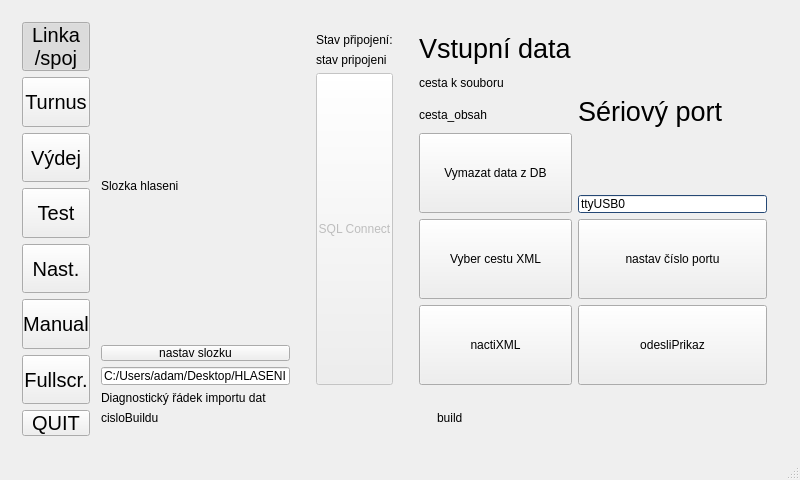
Before: the Qt Designer form mainwindow.ui in frutabruta/VDV301tester, drawn with Qt 5.
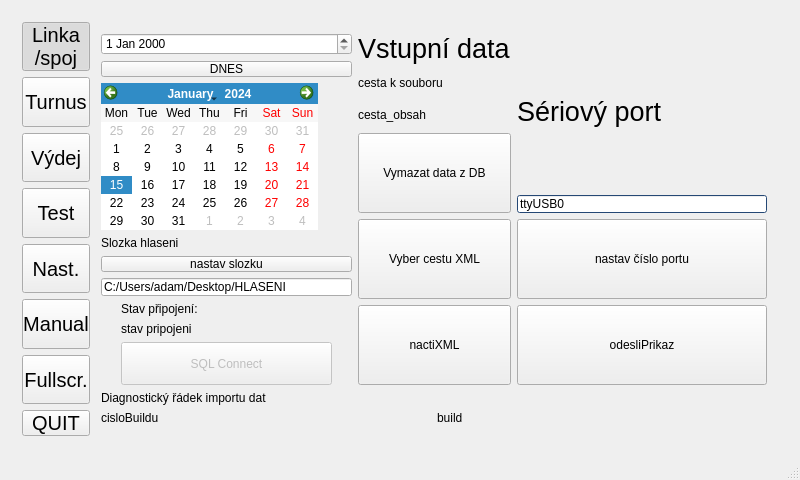
After: the same form once the commit is applied. The open tabs and pages were chosen to show the change.

The edit to the form file:
```diff
--- a/mainwindow.ui
+++ b/mainwindow.ui
@@ -1851,6 +1851,57 @@
                  <layout class="QHBoxLayout" name="horizontalLayout_6">
                   <item>
                    <layout class="QVBoxLayout" name="verticalLayout_14">
+                    <item>
+                     <widget class="QDateEdit" name="dateEdit">
+                      <property name="sizePolicy">
+                       <sizepolicy hsizetype="Expanding" vsizetype="Fixed">
+                        <horstretch>0</horstretch>
+                        <verstretch>0</verstretch>
+                       </sizepolicy>
+                      </property>
+                     </widget>
+                    </item>
+                    <item>
+                     <widget class="QPushButton" name="tlacitkoDnes">
+                      <property name="sizePolicy">
+                       <sizepolicy hsizetype="Expanding" vsizetype="Fixed">
+                        <horstretch>0</horstretch>
+                        <verstretch>0</verstretch>
+                       </sizepolicy>
+                      </property>
+                      <property name="text">
+                       <string>DNES</string>
+                      </property>
+                     </widget>
+                    </item>
+                    <item>
+                     <widget class="QCalendarWidget" name="calendarWidget">
+                      <property name="sizePolicy">
+                       <sizepolicy hsizetype="Fixed" vsizetype="Expanding">
+                        <horstretch>0</horstretch>
+                        <verstretch>0</verstretch>
+                       </sizepolicy>
+                      </property>
+                      <property name="minimumSize">
+                       <size>
+                        <width>100</width>
+                        <height>0</height>
+                       </size>
+                      </property>
+                      <property name="firstDayOfWeek">
+                       <enum>Qt::Monday</enum>
+                      </property>
+                      <property name="selectionMode">
+                       <enum>QCalendarWidget::SingleSelection</enum>
+                      </property>
+                      <property name="horizontalHeaderFormat">
+                       <enum>QCalendarWidget::ShortDayNames</enum>
+                      </property>
+                      <property name="verticalHeaderFormat">
+                       <enum>QCalendarWidget::NoVerticalHeader</enum>
+                      </property>
+                     </widget>
+                    </item>
                     <item>
                      <widget class="QLabel" name="hlaseniLabel">
                       <property name="text">
@@ -1860,6 +1911,12 @@
                     </item>
                     <item>
                      <widget class="QPushButton" name="tlacitkoHlaseniSlozka">
+                      <property name="sizePolicy">
+                       <sizepolicy hsizetype="Expanding" vsizetype="Fixed">
+                        <horstretch>0</horstretch>
+                        <verstretch>0</verstretch>
+                       </sizepolicy>
+                      </property>
                       <property name="text">
                        <string>nastav slozku</string>
                       </property>
@@ -1872,8 +1929,6 @@
                       </property>
                      </widget>
                     </item>
-                   </layout>
-                  </item>
                   <item>
                    <layout class="QVBoxLayout" name="verticalLayout_2">
                     <property name="leftMargin">
@@ -1917,6 +1972,8 @@
                     </item>
                    </layout>
                   </item>
+                   </layout>
+                  </item>
                   <item>
                    <layout class="QVBoxLayout" name="verticalLayoutvstupniData">
                     <item>
@@ -3454,7 +3511,7 @@
           <item row="0" column="1">
            <widget class="QStackedWidget" name="stackedWidget_testy">
             <property name="currentIndex">
-             <number>1</number>
+             <number>0</number>
             </property>
             <widget class="QWidget" name="page_prubehTestu">
              <layout class="QGridLayout" name="gridLayout_5">
@@ -3923,7 +3980,7 @@
      <x>0</x>
      <y>0</y>
      <width>800</width>
-     <height>20</height>
+     <height>21</height>
     </rect>
    </property>
   </widget>
```
Lines whose indentation alone changed are shown as unchanged.
